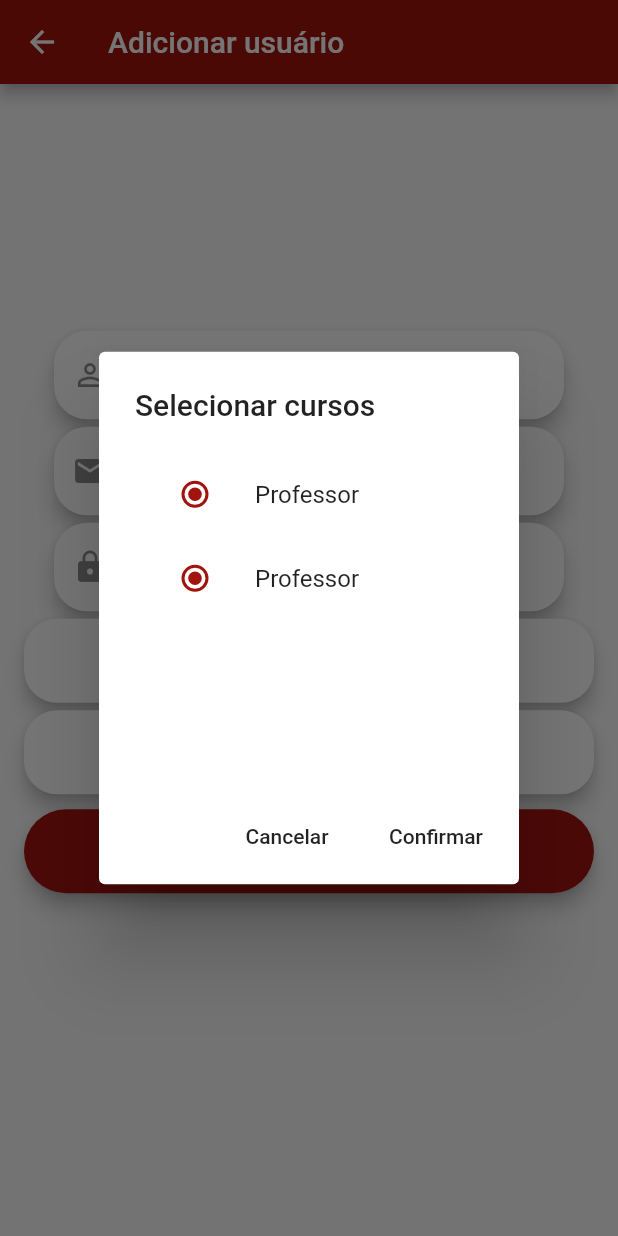
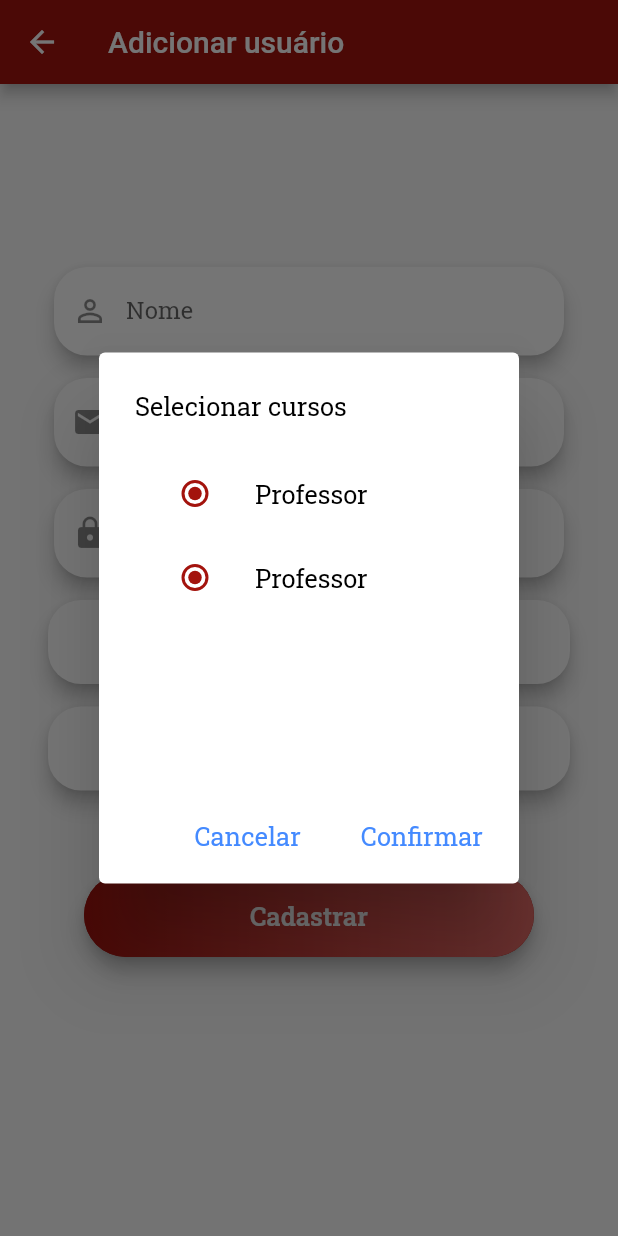
Before and after one commit to SamuelGDMG/PostAppMobile, a Flutter app: the AddUser screen opened by its route, after a tap on "Perfil", on a phone screen of 412 x 824 dp. Run offline on Flutter 3.47's test engine with Material 2 defaults, Android fonts, the phone set to English and light mode, and no system bars; missing offline and left inert: floating_action_bubble; network calls fail.

Commit message:
add user

```diff
--- a/lib/components/ContainerAddUser/ContainerAddUser.dart
+++ b/lib/components/ContainerAddUser/ContainerAddUser.dart
@@ -39,7 +39,7 @@ class _ContainerAddUserState extends State<ContainerAddUser> {
                   return null;
                 },
               ),
-              SizedBox(height: 5,),
+              SizedBox(height: 15,),
               Input(
                 isEmail: true,
                 icon: Icons.email,
@@ -53,7 +53,7 @@ class _ContainerAddUserState extends State<ContainerAddUser> {
                   return null;
                 },
               ),
-              SizedBox(height: 5,),
+              SizedBox(height: 15,),
               Input(
                 isPassword: true,
                 icon: Icons.lock,
@@ -67,13 +67,13 @@ class _ContainerAddUserState extends State<ContainerAddUser> {
                   return null;
                 },
               ),
-              SizedBox(height: 5,),
+              SizedBox(height: 15,),
               escolherCurso(),
-              SizedBox(height: 5,),
+              SizedBox(height: 15,),
               tipoUser(),
-              SizedBox(height: 10,),
+              SizedBox(height: 55,),
               Padding(
-                padding: EdgeInsets.only(right: 16, left: 16),
+                padding: EdgeInsets.only(right: 56, left: 56),
                 child: Material(
                   elevation: 5,
                   borderRadius: BorderRadius.all(Radius.circular(50)),
@@ -85,8 +85,18 @@ class _ContainerAddUserState extends State<ContainerAddUser> {
                     child: Container(
                       height: 56,
                       width: double.infinity,
+                      decoration: BoxDecoration(
+                        borderRadius: BorderRadius.all(Radius.circular(50)),
+                          gradient: LinearGradient(
+                            colors: [HexColor("A3130D"), HexColor("e86c68")])
+                        ),
                       child: Center(
-                        child: Text("Cadastrar", style: TextStyle(color: Colors.white, fontWeight: FontWeight.bold),),
+                        child: Text("Cadastrar",
+                        style: TextStyle(
+                          color: Colors.white,
+                          fontFamily: 'RobotoSlab',
+                          fontSize: 17
+                          ),),
                       ),
                     ),
                   ),
@@ -101,7 +111,7 @@ class _ContainerAddUserState extends State<ContainerAddUser> {
 
   Widget escolherCurso(){
     return Padding(
-      padding: const EdgeInsets.only(left: 16, right: 16),
+      padding: const EdgeInsets.only(left: 32, right: 32),
       child: Material(
         borderRadius: BorderRadius.all(Radius.circular(22)),
         color: Colors.white,
@@ -143,7 +153,7 @@ class _ContainerAddUserState extends State<ContainerAddUser> {
 
   Widget tipoUser(){
     return Padding(
-      padding: const EdgeInsets.only(left: 16, right: 16),
+      padding: const EdgeInsets.only(left: 32, right: 32),
       child: Material(
         borderRadius: BorderRadius.all(Radius.circular(22)),
         color: Colors.white,
--- a/lib/components/ContainerLogin/ContainerLogin.dart
+++ b/lib/components/ContainerLogin/ContainerLogin.dart
@@ -91,6 +91,7 @@ class _ContainerLoginState extends State<ContainerLogin> {
                       Text("Cadastrar-se",
                       style: TextStyle(
                       color: HexColor("A3130D"),
+                      fontSize: 15,
                       fontWeight: FontWeight.bold,
                       fontFamily: 'RobotoSlab-Regular'
                       ),)
@@ -164,6 +165,11 @@ class _ContainerLoginState extends State<ContainerLogin> {
       child: Container(
         height: 56,
         width: 300,
+        decoration: BoxDecoration(
+                        borderRadius: BorderRadius.all(Radius.circular(50)),
+                          gradient: LinearGradient(
+                            colors: [HexColor("A3130D"), HexColor("e86c68")])
+                        ),
         child: Center(
           child: Row(
             crossAxisAlignment: CrossAxisAlignment.center,
@@ -173,7 +179,8 @@ class _ContainerLoginState extends State<ContainerLogin> {
               style: TextStyle(
                 color: Colors.white,
                 fontWeight: FontWeight.bold,
-                fontFamily: 'RobotoSlab-Regular'
+                fontFamily: 'RobotoSlab-Regular',
+                fontSize: 17
                 ),),
             ],
           ),
--- a/lib/components/ContainerSignUp/ContainerSignUp.dart
+++ b/lib/components/ContainerSignUp/ContainerSignUp.dart
@@ -80,6 +80,11 @@ class _FormSignUpState extends State<FormSignUp> {
                   child: Container(
                     height: 56,
                     width: double.infinity,
+                    decoration: BoxDecoration(
+                        borderRadius: BorderRadius.all(Radius.circular(50)),
+                          gradient: LinearGradient(
+                            colors: [HexColor("A3130D"), HexColor("e86c68")])
+                        ),
                     child: Center(
                       child: Text("Cadastrar", style: TextStyle(color: Colors.white, fontWeight: FontWeight.bold),),
                     ),
--- a/lib/components/DialogTipoUser/DialogTipoUser.dart
+++ b/lib/components/DialogTipoUser/DialogTipoUser.dart
@@ -15,7 +15,12 @@ class _DialogTipoUserState extends State<DialogTipoUser> {
   @override
   Widget build(BuildContext context) {
     return AlertDialog(
-      title: Text('Selecionar cursos'),
+      title: Text('Selecionar cursos',
+      style: TextStyle(
+      color: Colors.black,
+      fontFamily: 'RobotoSlab-Regular',
+      fontSize: 17
+      ),),
       content: Container(
         height: 200,
         width: 200,
@@ -27,7 +32,12 @@ class _DialogTipoUserState extends State<DialogTipoUser> {
 
                 },
                 child: ListTile(
-                  title: const Text('Professor'),
+                  title: const Text('Professor',
+                  style: TextStyle(
+                  color: Colors.black,
+                  fontFamily: 'RobotoSlab-Regular',
+                  fontSize: 17
+                  ),),
                   leading: Radio(
                     value: SingingCharacter.lafayette,
                     groupValue: _character,
@@ -43,13 +53,23 @@ class _DialogTipoUserState extends State<DialogTipoUser> {
       ),
       actions: <Widget>[
         FlatButton(
-          child: Text('Cancelar'),
+          child: Text('Cancelar',
+      style: TextStyle(
+      color: Colors.blueAccent,
+      fontFamily: 'RobotoSlab-Regular',
+      fontSize: 17
+      ),),
           onPressed: () {
             Navigator.of(context).pop();
           },
         ),
         FlatButton(
-          child: Text('Confirmar'),
+          child: Text('Confirmar',
+      style: TextStyle(
+      color: Colors.blueAccent,
+      fontFamily: 'RobotoSlab-Regular',
+      fontSize: 17
+      ),),
           onPressed: () {
             Navigator.of(context).pop();
           },
```
